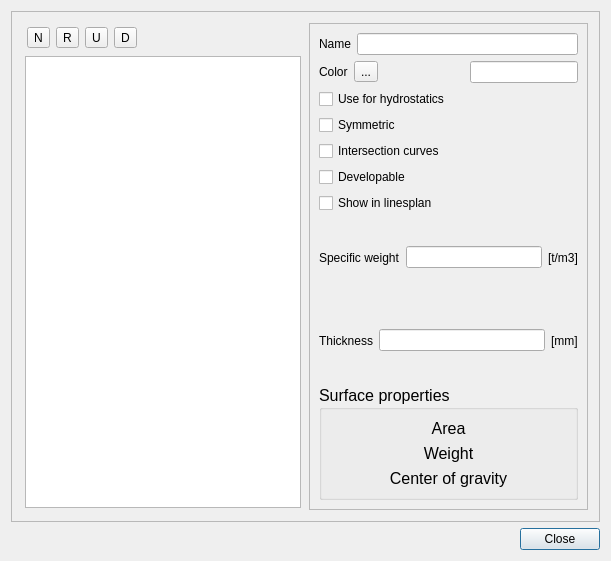
This is ShipCAD/layerdialog.ui in gpgreen/ShipCAD as Qt 5 draws it before an edit. The edited form follows.
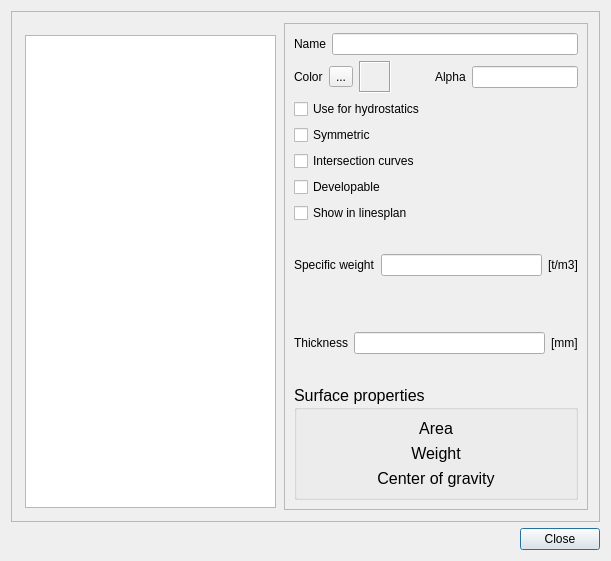
This is the edited form.

```diff
--- a/ShipCAD/layerdialog.ui
+++ b/ShipCAD/layerdialog.ui
@@ -59,119 +59,6 @@
                <property name="margin">
                 <number>2</number>
                </property>
-               <item>
-                <widget class="QToolButton" name="newToolButton">
-                 <property name="sizePolicy">
-                  <sizepolicy hsizetype="Fixed" vsizetype="Fixed">
-                   <horstretch>0</horstretch>
-                   <verstretch>0</verstretch>
-                  </sizepolicy>
-                 </property>
-                 <property name="maximumSize">
-                  <size>
-                   <width>64</width>
-                   <height>64</height>
-                  </size>
-                 </property>
-                 <property name="baseSize">
-                  <size>
-                   <width>64</width>
-                   <height>64</height>
-                  </size>
-                 </property>
-                 <property name="text">
-                  <string>N</string>
-                 </property>
-                </widget>
-               </item>
-               <item>
-                <widget class="QToolButton" name="toolButton_2">
-                 <property name="sizePolicy">
-                  <sizepolicy hsizetype="Fixed" vsizetype="Fixed">
-                   <horstretch>0</horstretch>
-                   <verstretch>0</verstretch>
-                  </sizepolicy>
-                 </property>
-                 <property name="maximumSize">
-                  <size>
-                   <width>64</width>
-                   <height>64</height>
-                  </size>
-                 </property>
-                 <property name="baseSize">
-                  <size>
-                   <width>64</width>
-                   <height>64</height>
-                  </size>
-                 </property>
-                 <property name="text">
-                  <string>R</string>
-                 </property>
-                </widget>
-               </item>
-               <item>
-                <widget class="QToolButton" name="moveUpToolButton">
-                 <property name="sizePolicy">
-                  <sizepolicy hsizetype="Fixed" vsizetype="Fixed">
-                   <horstretch>0</horstretch>
-                   <verstretch>0</verstretch>
-                  </sizepolicy>
-                 </property>
-                 <property name="maximumSize">
-                  <size>
-                   <width>64</width>
-                   <height>64</height>
-                  </size>
-                 </property>
-                 <property name="baseSize">
-                  <size>
-                   <width>64</width>
-                   <height>64</height>
-                  </size>
-                 </property>
-                 <property name="text">
-                  <string>U</string>
-                 </property>
-                </widget>
-               </item>
-               <item>
-                <widget class="QToolButton" name="moveDownToolButton">
-                 <property name="sizePolicy">
-                  <sizepolicy hsizetype="Fixed" vsizetype="Fixed">
-                   <horstretch>0</horstretch>
-                   <verstretch>0</verstretch>
-                  </sizepolicy>
-                 </property>
-                 <property name="maximumSize">
-                  <size>
-                   <width>64</width>
-                   <height>64</height>
-                  </size>
-                 </property>
-                 <property name="baseSize">
-                  <size>
-                   <width>64</width>
-                   <height>64</height>
-                  </size>
-                 </property>
-                 <property name="text">
-                  <string>D</string>
-                 </property>
-                </widget>
-               </item>
-               <item>
-                <spacer name="horizontalSpacer">
-                 <property name="orientation">
-                  <enum>Qt::Horizontal</enum>
-                 </property>
-                 <property name="sizeHint" stdset="0">
-                  <size>
-                   <width>40</width>
-                   <height>20</height>
-                  </size>
-                 </property>
-                </spacer>
-               </item>
               </layout>
              </widget>
             </item>
@@ -222,6 +109,28 @@
                 </property>
                </widget>
               </item>
+              <item>
+               <widget class="QFrame" name="colorFrame">
+                <property name="minimumSize">
+                 <size>
+                  <width>32</width>
+                  <height>32</height>
+                 </size>
+                </property>
+                <property name="maximumSize">
+                 <size>
+                  <width>32</width>
+                  <height>32</height>
+                 </size>
+                </property>
+                <property name="frameShape">
+                 <enum>QFrame::Box</enum>
+                </property>
+                <property name="frameShadow">
+                 <enum>QFrame::Sunken</enum>
+                </property>
+               </widget>
+              </item>
               <item>
                <spacer name="horizontalSpacer_2">
                 <property name="orientation">
@@ -236,7 +145,14 @@
                </spacer>
               </item>
               <item>
-               <widget class="QLineEdit" name="colorLineEdit"/>
+               <widget class="QLabel" name="label_5">
+                <property name="text">
+                 <string>Alpha</string>
+                </property>
+               </widget>
+              </item>
+              <item>
+               <widget class="QLineEdit" name="alphaLineEdit"/>
               </item>
              </layout>
             </item>
```
Left out of the diff: 4 changed lines with no effect on the pictures.
